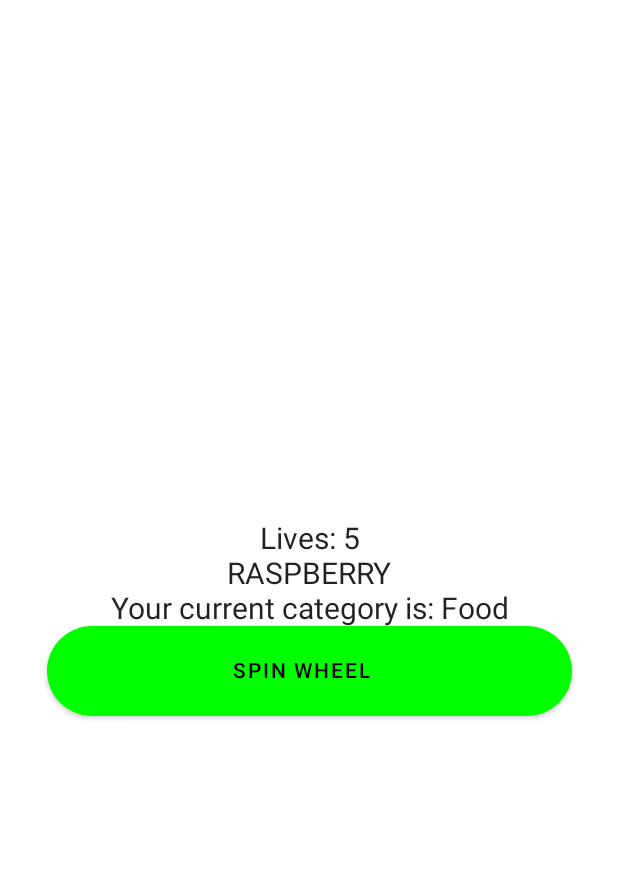
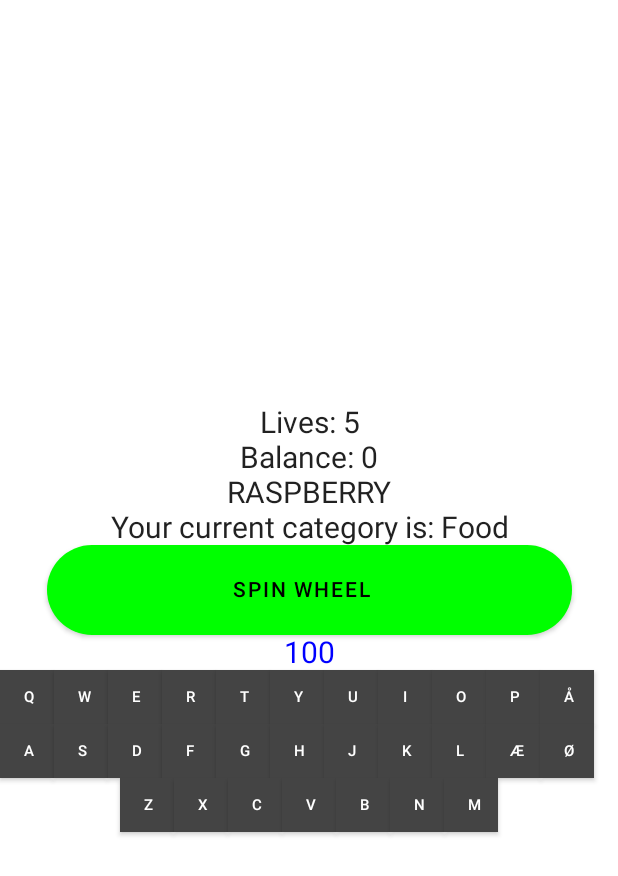
Before and after one commit to AlexBatten/wheeloffortune, an Android app built with Jetpack Compose: the screen it shows after launch (PlayScreen), after a tap on "PLAY GAME", on a phone screen of 412 x 824 dp. Shown: the top 876 px of the screen. Run offline under Robolectric (Android 15) with nearby library versions, the phone set to English and light mode, and no system bars.

Commit message:
added custom keyboard which is an array of buttons, added some more logic, mutable state updating from data class still not working yet

```diff
--- a/app/src/main/java/com/example/wheeloffortune/PlayScreen.kt
+++ b/app/src/main/java/com/example/wheeloffortune/PlayScreen.kt
@@ -50,6 +50,7 @@ fun Combined() {
         horizontalAlignment = Alignment.CenterHorizontally){
 
         LifeField()
+        BalanceField()
         WordField()
         CategoryField()
         SpinButton()
@@ -72,28 +73,97 @@ fun WordField() {
 
 //TODO: FIX STATE NOT UPDATING WHEN UPDATING LIFE AMOUNT IN DATA
 
-@SuppressLint("UnrememberedMutableState")
 @Composable
 fun LifeField() {
 
-    val lifeui by mutableStateOf(data.player.life)
-    Text(text = stringResource(R.string.lifeamount) + " " + lifeui, fontSize = 20.sp, textAlign = TextAlign.Center, modifier = Modifier.width(400.dp))
+    var lifeui by remember {mutableStateOf(data.player.life)}
+    Text(text = stringResource(R.string.lifeamount) + " " + "$lifeui", fontSize = 20.sp, textAlign = TextAlign.Center, modifier = Modifier.width(400.dp))
+
+    fun decrementlife() {
+        data.player.life = data.player.life-1
+        lifeui = lifeui - 1
+    }
+
+}
+
+@Composable
+fun BalanceField() {
+
+    var balanceui by remember {mutableStateOf(data.player.balance)}
+    Text(text = stringResource(R.string.balanceamount) + " " + "$balanceui", fontSize = 20.sp, textAlign = TextAlign.Center, modifier = Modifier.width(400.dp))
+
+
 }
 
 @Composable
 fun KeyboardField() {
 
+    Column() {
+        Row{
+            KeyboardButton("Q")
+            KeyboardButton("W")
+            KeyboardButton("E")
+            KeyboardButton("R")
+            KeyboardButton("T")
+            KeyboardButton("Y")
+            KeyboardButton("U")
+            KeyboardButton("I")
+            KeyboardButton("O")
+            KeyboardButton("P")
+            KeyboardButton("Å")
+        }
+        Row{
+            KeyboardButton("A")
+            KeyboardButton("S")
+            KeyboardButton("D")
+            KeyboardButton("F")
+            KeyboardButton("G")
+            KeyboardButton("H")
+            KeyboardButton("J")
+            KeyboardButton("K")
+            KeyboardButton("L")
+            KeyboardButton("Æ")
+            KeyboardButton("Ø")
+        }
+        Row(modifier = Modifier.fillMaxWidth(), horizontalArrangement = Arrangement.Center){
+            KeyboardButton("Z")
+            KeyboardButton("X")
+            KeyboardButton("C")
+            KeyboardButton("V")
+            KeyboardButton("B")
+            KeyboardButton("N")
+            KeyboardButton("M")
+        }
+    }
+}
+
+@Composable
+fun KeyboardButton(string: String){
+
+    Button(onClick = {
+    }, colors = ButtonDefaults.buttonColors(backgroundColor = Color.DarkGray), shape = RoundedCornerShape(0.dp), modifier = Modifier
+        .height(36.dp)
+        .width(36.dp)) {
+        Text(text = string, Modifier.padding(0.dp,0.dp,0.dp,0.dp), color = Color.White, fontSize = 10.sp)
+    }
+
 }
 
 @Composable
 fun SpinButton() {
-    Button(onClick = {data.currentfield = randomint(data.wheel.fieldarray.size)
-                     data.player.life = data.player.life-1
+    Button(onClick = {
+        data.currentfield = randomint(data.wheel.fieldarray.size)
+        if (data.wheel.fieldarray[data.currentfield].bankrupt){
+            data.player.balance = 0
+        }
                      }, colors = ButtonDefaults.buttonColors(backgroundColor = Color.Green), shape = RoundedCornerShape(100.dp), modifier = Modifier
         .height(60.dp)
         .width(350.dp)) {
         Text(text = stringResource(R.string.spin_button_text), Modifier.padding(0.dp,0.dp,10.dp,0.dp), color = Color.Black )
     }
+
+    Text(text = data.wheel.fieldarray[data.currentfield].point.toString(), fontSize = 20.sp, textAlign = TextAlign.Center, modifier = Modifier.width(400.dp), color = data.wheel.fieldarray[data.currentfield].color)
+
 }
 
 @Preview(showBackground = true)
@@ -128,6 +198,8 @@ fun newGame() {
 
     data.player.balance = 0
     data.player.life = 5
-    data.currentfield = 0
+    data.currentfield = randomint(data.wheel.fieldarray.size)
+
+
 
 }
--- a/app/src/main/java/com/example/wheeloffortune/model/Player.kt
+++ b/app/src/main/java/com/example/wheeloffortune/model/Player.kt
@@ -1,4 +1,9 @@
 package com.example.wheeloffortune.model
+
+import androidx.compose.runtime.getValue
+import androidx.compose.runtime.mutableStateOf
+import androidx.compose.runtime.remember
+import androidx.compose.runtime.setValue
 
 class Player (lifeamount: Int, balanceamount: Int) {
     var life : Int = lifeamount
--- a/app/src/main/res/values/strings.xml
+++ b/app/src/main/res/values/strings.xml
@@ -12,6 +12,7 @@
     <string name="spin_button_text">SPIN WHEEL</string>
     <string name="current_category">Your current category is:</string>
     <string name="lifeamount">Lives:</string>
+    <string name="balanceamount">Balance:</string>
 
     // CATEGORY
 
```
